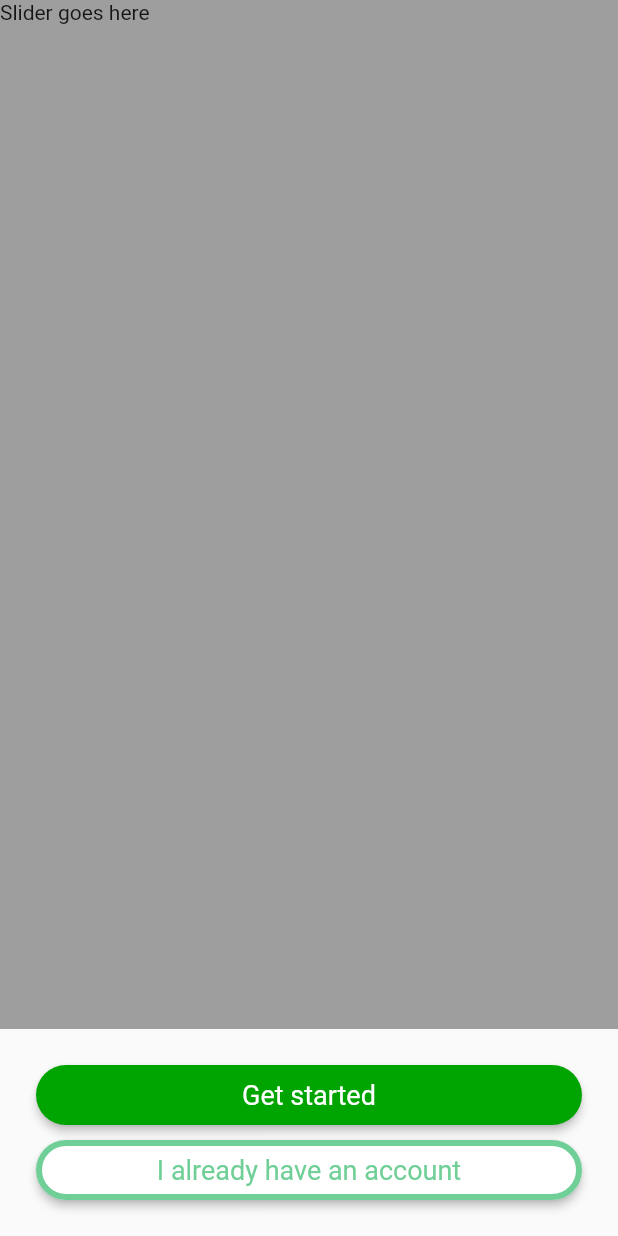
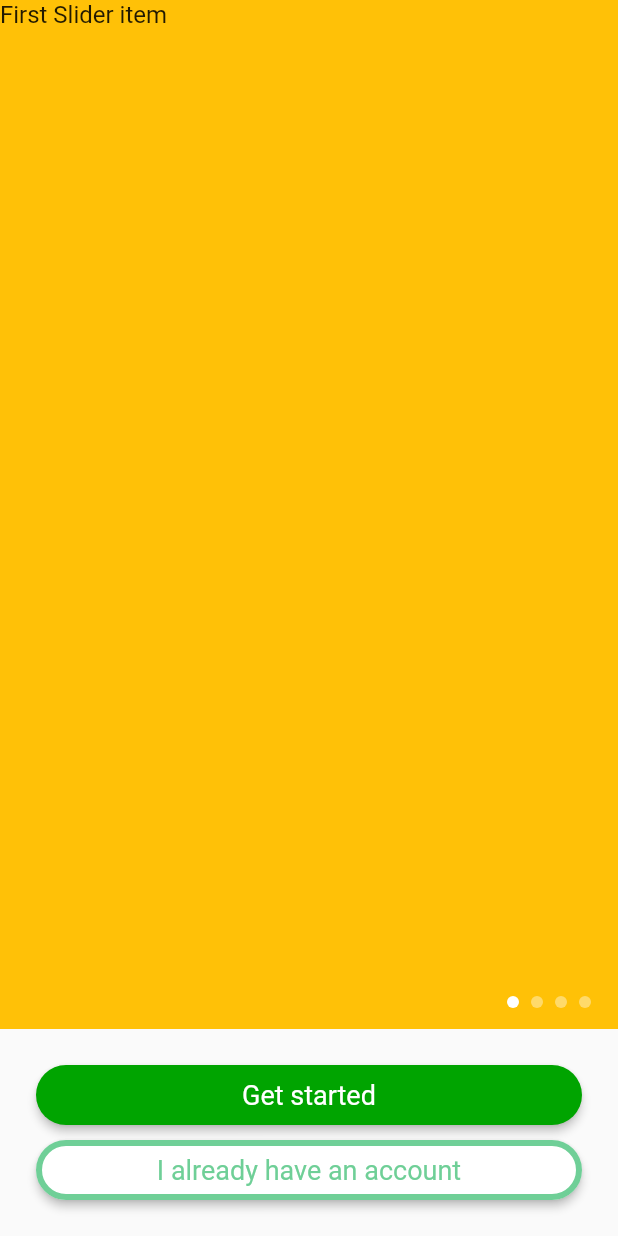
Before and after one commit to MitchFeaver/Commute2.0, a Flutter app: the screen it shows after launch, on a phone screen of 412 x 824 dp. Run offline on Flutter 3.47's test engine with Material 2 defaults, Android fonts, the phone set to English and light mode, and no system bars; drawn by our look-alikes of carousel_slider.

Commit message:
feat: Adding welcome page carousel functionality

```diff
--- a/commute/lib/views/authentication/welcome_page.dart
+++ b/commute/lib/views/authentication/welcome_page.dart
@@ -1,3 +1,4 @@
+import 'package:carousel_slider/carousel_slider.dart';
 import 'package:commute/components/components.dart';
 import 'package:commute/views/main/main_page.dart';
 import 'package:flutter/material.dart';
@@ -10,6 +11,14 @@ class WelcomePage extends StatefulWidget {
 }
 
 class _WelcomePageState extends State<WelcomePage> {
+  final List<String> _carouselItems = [
+    "First Slider item",
+    "Second Slider item",
+    "Third slider item",
+    "Fourth Slider item"
+  ];
+  int _currentCarouselIndex = 0;
+
   void _onButtonPressed() {
     Navigator.pushReplacement(
       context,
@@ -24,11 +33,51 @@ class _WelcomePageState extends State<WelcomePage> {
           body: Column(
         children: [
           Expanded(
-              child: SizedBox(
-            child:
-                Container(color: Colors.grey, child: Text('Slider goes here')),
-            width: double.infinity,
-          )),
+            child: Stack(
+              children: [
+                CarouselSlider(
+                    items: _carouselItems.map((i) {
+                      return Builder(
+                        builder: (BuildContext context) {
+                          return Container(
+                              width: double.infinity,
+                              decoration: BoxDecoration(color: Colors.amber),
+                              child: Text(
+                                '$i',
+                                style: TextStyle(fontSize: 16.0),
+                              ));
+                        },
+                      );
+                    }).toList(),
+                    options: CarouselOptions(
+                      height: double.infinity,
+                      onPageChanged: (index, reason) {
+                        setState(() {
+                          _currentCarouselIndex = index;
+                        });
+                      },
+                      viewportFraction: 1,
+                    )),
+                Positioned(
+                  child: Row(
+                    children: _carouselItems.asMap().entries.map((entry) {
+                      return Container(
+                          width: 8.0,
+                          height: 8.0,
+                          margin: EdgeInsets.symmetric(
+                              vertical: 4.0, horizontal: 4.0),
+                          decoration: BoxDecoration(
+                              shape: BoxShape.circle,
+                              color: Colors.white.withOpacity(_currentCarouselIndex == entry.key ? 1 : 0.4)),
+                        );
+                    }).toList(),
+                  ),
+                  bottom: 10,
+                  right: 14,
+                ),
+              ],
+            ),
+          ),
           Container(
             padding: EdgeInsets.all(24),
             child: Column(
--- a/commute/pubspec.yaml
+++ b/commute/pubspec.yaml
@@ -28,6 +28,7 @@ dependencies:
   # The following adds the Cupertino Icons font to your application.
   # Use with the CupertinoIcons class for iOS style icons.
   cupertino_icons: ^1.0.2
+  carousel_slider: ^4.0.0
 
 dev_dependencies:
   flutter_test:
```
Also changed, not shown: commute/pubspec.lock.
